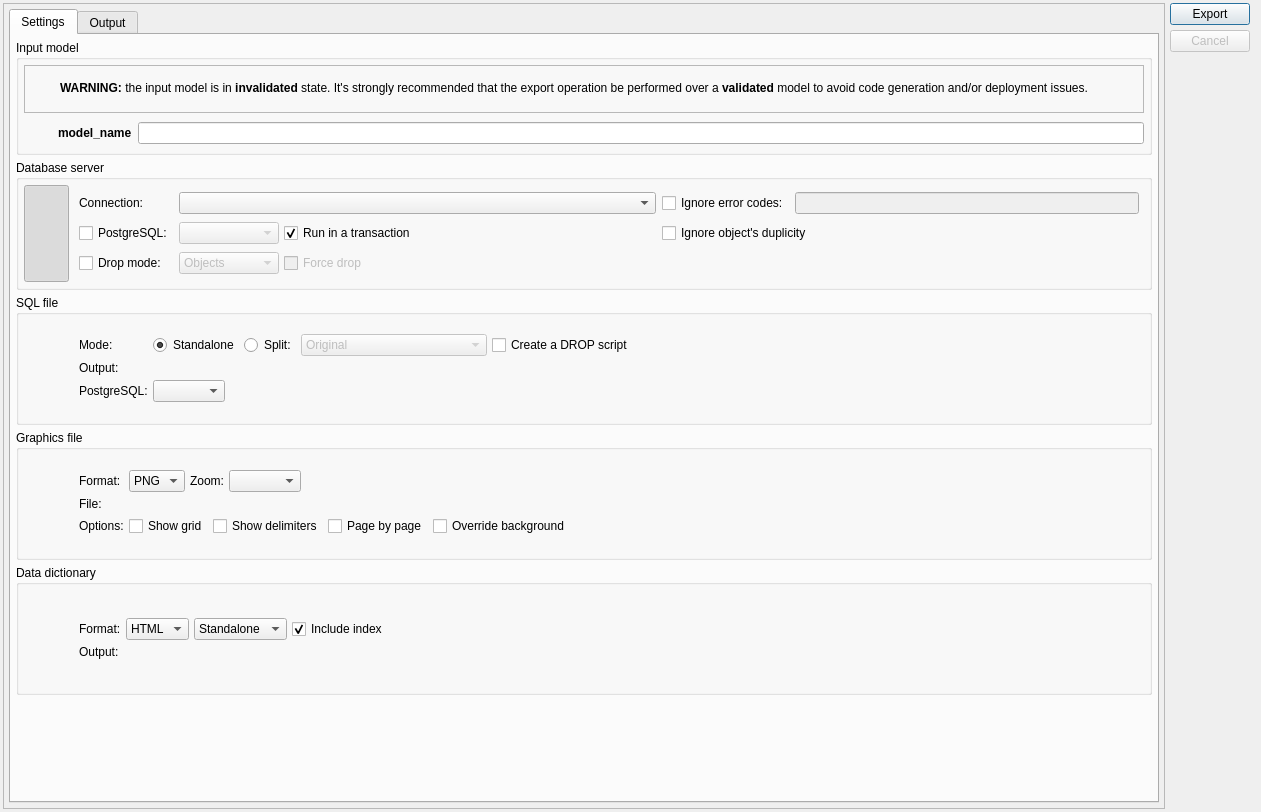
Above: libs/libgui/ui/tools/modelexportwidget.ui from arichiardi/pgmodeler before the change. Below: the same form after it.
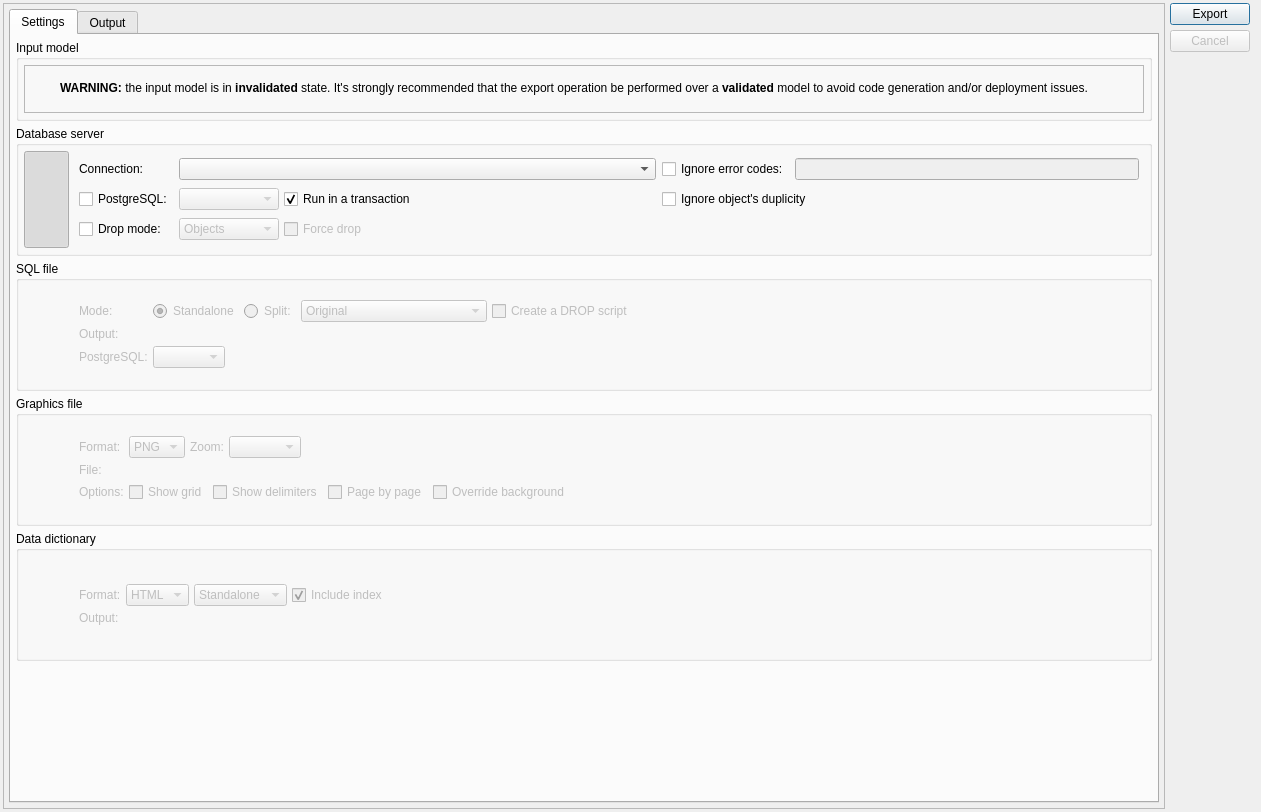
That is the form after the change. Icons and pictures are not drawn.

Commit message: Added a model selector in ModelExportWidget

The edit to the form file:
```diff
--- a/libs/libgui/ui/tools/modelexportwidget.ui
+++ b/libs/libgui/ui/tools/modelexportwidget.ui
@@ -325,54 +325,6 @@
                </layout>
               </widget>
              </item>
-             <item>
-              <layout class="QHBoxLayout" name="horizontalLayout_11">
-               <item>
-                <widget class="QLabel" name="logo_lbl">
-                 <property name="minimumSize">
-                  <size>
-                   <width>28</width>
-                   <height>28</height>
-                  </size>
-                 </property>
-                 <property name="maximumSize">
-                  <size>
-                   <width>28</width>
-                   <height>28</height>
-                  </size>
-                 </property>
-                 <property name="text">
-                  <string/>
-                 </property>
-                 <property name="pixmap">
-                  <pixmap resource="../../res/resources.qrc">:/icons/icons/dbmodel.png</pixmap>
-                 </property>
-                 <property name="scaledContents">
-                  <bool>true</bool>
-                 </property>
-                </widget>
-               </item>
-               <item>
-                <widget class="QLabel" name="model_name_lbl">
-                 <property name="font">
-                  <font>
-                   <bold>true</bold>
-                  </font>
-                 </property>
-                 <property name="text">
-                  <string>model_name</string>
-                 </property>
-                </widget>
-               </item>
-               <item>
-                <widget class="QLineEdit" name="model_file_edt">
-                 <property name="readOnly">
-                  <bool>true</bool>
-                 </property>
-                </widget>
-               </item>
-              </layout>
-             </item>
             </layout>
            </widget>
           </item>
@@ -806,7 +758,7 @@
              <item row="0" column="1" rowspan="2">
               <widget class="QWidget" name="export_to_file_wgt" native="true">
                <property name="enabled">
-                <bool>true</bool>
+                <bool>false</bool>
                </property>
                <property name="sizePolicy">
                 <sizepolicy hsizetype="Preferred" vsizetype="Fixed">
@@ -839,7 +791,7 @@
                 <item row="1" column="0">
                  <widget class="QLabel" name="output_lbl">
                   <property name="enabled">
-                   <bool>true</bool>
+                   <bool>false</bool>
                   </property>
                   <property name="sizePolicy">
                    <sizepolicy hsizetype="Fixed" vsizetype="Fixed">
@@ -866,7 +818,7 @@
                   <item>
                    <widget class="QComboBox" name="pgsqlvers_cmb">
                     <property name="enabled">
-                     <bool>true</bool>
+                     <bool>false</bool>
                     </property>
                     <property name="minimumSize">
                      <size>
@@ -1051,7 +1003,7 @@
                 <item row="0" column="0">
                  <widget class="QLabel" name="mode_lbl">
                   <property name="enabled">
-                   <bool>true</bool>
+                   <bool>false</bool>
                   </property>
                   <property name="sizePolicy">
                    <sizepolicy hsizetype="Fixed" vsizetype="Fixed">
@@ -1147,7 +1099,7 @@
              <item row="0" column="2" rowspan="2">
               <widget class="QWidget" name="export_to_img_wgt" native="true">
                <property name="enabled">
-                <bool>true</bool>
+                <bool>false</bool>
                </property>
                <property name="sizePolicy">
                 <sizepolicy hsizetype="Preferred" vsizetype="Fixed">
@@ -1180,7 +1132,7 @@
                 <item row="2" column="0">
                  <widget class="QLabel" name="image_lbl">
                   <property name="enabled">
-                   <bool>true</bool>
+                   <bool>false</bool>
                   </property>
                   <property name="sizePolicy">
                    <sizepolicy hsizetype="Fixed" vsizetype="Fixed">
@@ -1202,7 +1154,7 @@
                 <item row="0" column="0">
                  <widget class="QLabel" name="img_fmt_lbl">
                   <property name="enabled">
-                   <bool>true</bool>
+                   <bool>false</bool>
                   </property>
                   <property name="sizePolicy">
                    <sizepolicy hsizetype="Fixed" vsizetype="Fixed">
@@ -1261,7 +1213,7 @@
                   <item>
                    <widget class="QLabel" name="zoom_lbl">
                     <property name="enabled">
-                     <bool>true</bool>
+                     <bool>false</bool>
                     </property>
                     <property name="sizePolicy">
                      <sizepolicy hsizetype="Fixed" vsizetype="Fixed">
@@ -1288,7 +1240,7 @@
                   <item>
                    <widget class="QComboBox" name="zoom_cmb">
                     <property name="enabled">
-                     <bool>true</bool>
+                     <bool>false</bool>
                     </property>
                     <property name="sizePolicy">
                      <sizepolicy hsizetype="Fixed" vsizetype="Fixed">
@@ -1330,7 +1282,7 @@
                   <item>
                    <widget class="QCheckBox" name="show_grid_chk">
                     <property name="enabled">
-                     <bool>true</bool>
+                     <bool>false</bool>
                     </property>
                     <property name="sizePolicy">
                      <sizepolicy hsizetype="Fixed" vsizetype="Fixed">
@@ -1346,7 +1298,7 @@
                   <item>
                    <widget class="QCheckBox" name="show_delim_chk">
                     <property name="enabled">
-                     <bool>true</bool>
+                     <bool>false</bool>
                     </property>
                     <property name="sizePolicy">
                      <sizepolicy hsizetype="Preferred" vsizetype="Fixed">
@@ -1362,7 +1314,7 @@
                   <item>
                    <widget class="QCheckBox" name="page_by_page_chk">
                     <property name="enabled">
-                     <bool>true</bool>
+                     <bool>false</bool>
                     </property>
                     <property name="sizePolicy">
                      <sizepolicy hsizetype="Preferred" vsizetype="Fixed">
@@ -1483,7 +1435,7 @@
              <item row="0" column="2" rowspan="2">
               <widget class="QWidget" name="export_to_dict_wgt" native="true">
                <property name="enabled">
-                <bool>true</bool>
+                <bool>false</bool>
                </property>
                <property name="sizePolicy">
                 <sizepolicy hsizetype="Preferred" vsizetype="Fixed">
@@ -1516,7 +1468,7 @@
                 <item row="0" column="0">
                  <widget class="QLabel" name="data_dict_mode_lbl_2">
                   <property name="enabled">
-                   <bool>true</bool>
+                   <bool>false</bool>
                   </property>
                   <property name="sizePolicy">
                    <sizepolicy hsizetype="Fixed" vsizetype="Fixed">
@@ -1541,7 +1493,7 @@
                 <item row="1" column="0">
                  <widget class="QLabel" name="data_dict_ouput_lbl">
                   <property name="enabled">
-                   <bool>true</bool>
+                   <bool>false</bool>
                   </property>
                   <property name="sizePolicy">
                    <sizepolicy hsizetype="Fixed" vsizetype="Fixed">
@@ -1615,7 +1567,7 @@
                   <item>
                    <widget class="QCheckBox" name="incl_index_chk">
                     <property name="enabled">
-                     <bool>true</bool>
+                     <bool>false</bool>
                     </property>
                     <property name="sizePolicy">
                      <sizepolicy hsizetype="Expanding" vsizetype="Fixed">
```
Left out of the diff: 2 changed lines with no effect on the pictures. The commit also changes 12 other files.
